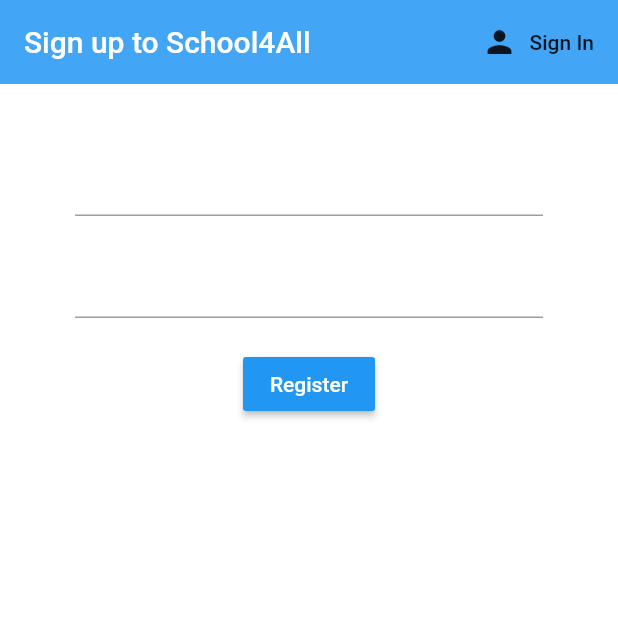
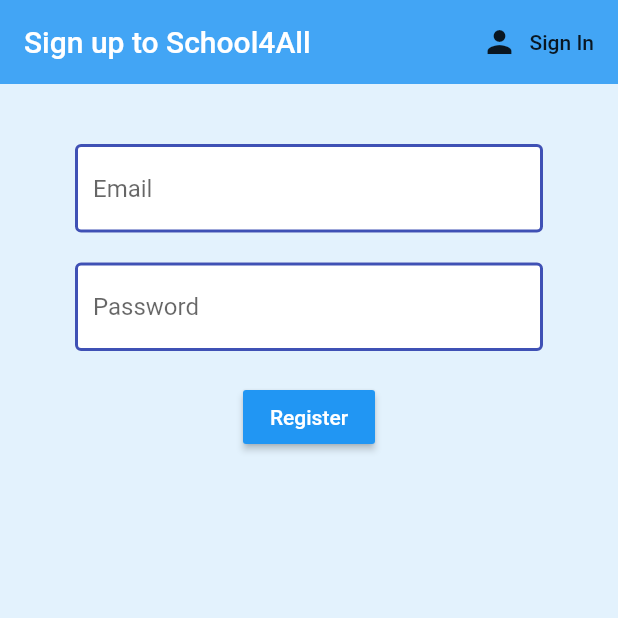
Before and after one commit to 15087/Application-Mobile-AM4L, a Flutter app: the screen it shows after launch, after a tap on "Sign in", after a tap on "Register", on a phone screen of 412 x 824 dp, the top half of it. Run offline on Flutter 3.47's test engine with Material 2 defaults, Android fonts, the phone set to English and light mode, and no system bars; our stand-ins replace firebase_auth; accounts and stored records are empty.

Commit message:
Customize
Views are customized now ^^

```diff
--- a/app_mobile/lib/screens/authenticate/register.dart
+++ b/app_mobile/lib/screens/authenticate/register.dart
@@ -1,4 +1,5 @@
 import 'package:app_mobile/services/auth.dart';
+import 'package:app_mobile/shared/constants.dart';
 import 'package:flutter/material.dart';
 
 
@@ -24,7 +25,7 @@
   @override
   Widget build(BuildContext context) {
     return Scaffold(
-      backgroundColor: Colors.white,
+      backgroundColor: Colors.blue[50],
       appBar: AppBar(
         backgroundColor: Colors.blue[400],
         elevation: 0.0,
@@ -46,6 +47,7 @@
             children: <Widget>[
               SizedBox(height: 20.0,),
               TextFormField(
+                decoration: textInputDecoration.copyWith(hintText: 'Email'),
                 validator: (val) => val.isEmpty ? 'Enter a email please' : null,
                 onChanged: (val){
                   setState(() => email = val );
@@ -53,6 +55,7 @@
               ),
               SizedBox(height: 20.0),
               TextFormField(
+                decoration: textInputDecoration.copyWith(hintText: 'Password'),
                 validator: (val) => val.length < 6 ? 'Enter a valid password please, 6 char. min.' : null,
                 obscureText: true, //masque le mdp
                 onChanged: (val){
--- a/app_mobile/lib/screens/authenticate/sign_in.dart
+++ b/app_mobile/lib/screens/authenticate/sign_in.dart
@@ -1,4 +1,5 @@
 import 'package:app_mobile/services/auth.dart';
+import 'package:app_mobile/shared/constants.dart';
 import 'package:flutter/material.dart';
 
 
@@ -25,7 +26,7 @@
   @override
   Widget build(BuildContext context) {
     return Scaffold(
-      backgroundColor: Colors.white,
+      backgroundColor: Colors.blue[50],
       appBar: AppBar(
         backgroundColor: Colors.blue[400],
         elevation: 0.0,
@@ -47,6 +48,7 @@
             children: <Widget>[
               SizedBox(height: 20.0,),
               TextFormField(
+                decoration: textInputDecoration.copyWith(hintText: 'Email'),
                 validator: (val) => val.isEmpty ? 'Enter a email please' : null,
                 onChanged: (val){
                   setState(() => email = val );
@@ -54,6 +56,7 @@
               ),
               SizedBox(height: 20.0),
               TextFormField(
+                decoration: textInputDecoration.copyWith(hintText: 'Password'),
                 validator: (val) => val.length < 6 ? 'Enter a valid password please, 6 char. min.' : null,
                 obscureText: true, //masque le mdp
                 onChanged: (val){
--- /dev/null
+++ b/app_mobile/lib/shared/constants.dart
@@ -0,0 +1,12 @@
+import 'package:flutter/material.dart';
+
+const textInputDecoration = InputDecoration(
+   fillColor: Colors.white,
+   filled: true,
+   enabledBorder: OutlineInputBorder(
+     borderSide: BorderSide(color: Colors.indigo, width: 2.0),
+   ),
+   focusedBorder: OutlineInputBorder(
+     borderSide: BorderSide(color: Colors.grey, width: 2.0),
+     ),
+);
```
